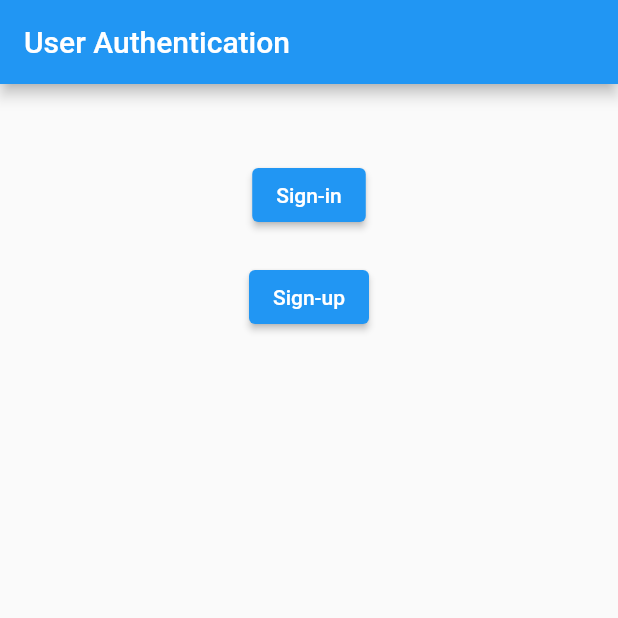
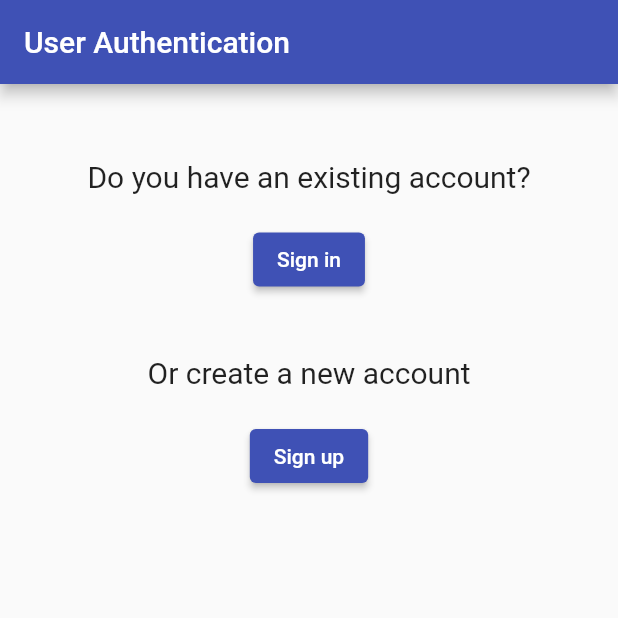
Before and after one commit to waqarshaikh/flutter_firebase_assignment, a Flutter app: the screen it shows once a user with an empty profile is signed in, after a tap on "Log out", on a phone screen of 412 x 824 dp, the top half of it. Run offline on Flutter 3.47's test engine with Material 2 defaults, Android fonts, the phone set to English and light mode, and no system bars; our stand-ins replace cloud_firestore, firebase_auth, firebase_core; accounts and stored records are empty.

Commit message:
add some design

```diff
--- a/lib/main.dart
+++ b/lib/main.dart
@@ -21,6 +21,7 @@ class MyApp extends StatelessWidget {
       value: AuthService().user,
       initialData: null,
       child: const MaterialApp(
+        debugShowCheckedModeBanner: false,
         title: 'Flutter Firebase Assignment',
         home: Wrapper(),
       ),
--- a/lib/models/custom_user.dart
+++ b/lib/models/custom_user.dart
@@ -2,6 +2,5 @@ class CustomUser {
   final String? uid;
   final String? name;
 
-
   CustomUser({this.uid, this.name});
 }
--- a/lib/screens/authenticate/authenticate.dart
+++ b/lib/screens/authenticate/authenticate.dart
@@ -15,13 +15,24 @@ class _AuthenticateState extends State<Authenticate> {
     return Scaffold(
         appBar: AppBar(
           title: Text("User Authentication"),
+          backgroundColor: Colors.indigo,
         ),
         body: Container(
           padding: EdgeInsets.only(top: 50.0),
             child: Center(
           child: Column(
             children: [
+              Text("Do you have an existing account?",
+              style: TextStyle(
+                fontSize: 20.0
+              ),),
+              SizedBox(
+                height: 20.0,
+              ),
               ElevatedButton(
+                style: TextButton.styleFrom(
+                  backgroundColor: Colors.indigo
+                ),
                   onPressed: () {
                     Navigator.push(
                         context,
@@ -30,11 +41,21 @@ class _AuthenticateState extends State<Authenticate> {
                         )
                     );
                   },
-                  child: Text("Sign-in")),
+                  child: Text("Sign in")),
+              SizedBox(
+                height: 40.0,
+              ),
+              Text("Or create a new account",
+              style: TextStyle(
+                fontSize: 20.0
+              ),),
               SizedBox(
                 height: 20.0,
               ),
               ElevatedButton(
+                style: TextButton.styleFrom(
+                  backgroundColor: Colors.indigo
+                ),
               onPressed: () {
                 Navigator.push(
                         context,
@@ -43,7 +64,7 @@ class _AuthenticateState extends State<Authenticate> {
                         )
                     );
               },
-              child: Text("Sign-up")),
+              child: Text("Sign up")),
             ],
           ),
         )));
--- a/lib/screens/home/home.dart
+++ b/lib/screens/home/home.dart
@@ -1,8 +1,6 @@
 import 'package:firebase_auth/firebase_auth.dart';
 import 'package:flutter/material.dart';
 import 'package:flutter_firebase_assignment/screens/authenticate/authenticate.dart';
-import 'package:flutter_firebase_assignment/services/auth.dart';
-import 'package:flutter_firebase_assignment/services/database.dart';
 
 class Home extends StatefulWidget {
   final String? name;
@@ -35,8 +33,7 @@ class _HomeState extends State<Home> {
     return Scaffold(
       appBar: AppBar(
         title: Center(child: Text("Home")),
-        backgroundColor: Colors.blue[400],
-        elevation: 0.0,
+         backgroundColor: Colors.indigo,
       ),
       body: Container(
           padding: EdgeInsets.only(top: 200.0),
@@ -50,6 +47,9 @@ class _HomeState extends State<Home> {
                   height: 20.0,
                 ),
                 ElevatedButton(
+                  style: TextButton.styleFrom(
+                    backgroundColor: Colors.indigo
+                  ),
                   onPressed: () async {
                     await _auth.signOut();
                     Navigator.pushAndRemoveUntil(
```
Also changed, not shown: lib/screens/authenticate/password_reset.dart (+6 -3 lines), lib/screens/authenticate/sign_in.dart (+15 -6 lines), lib/screens/authenticate/sign_up.dart (+6 -2 lines), lib/services/database.dart (+0 -20 lines).
